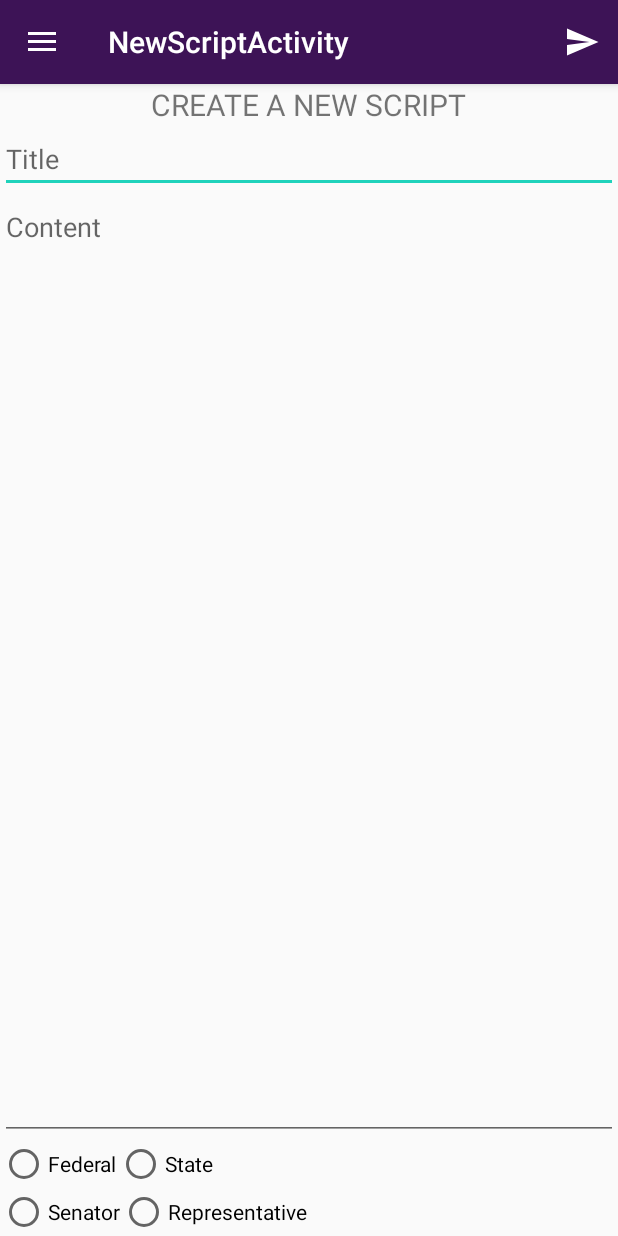
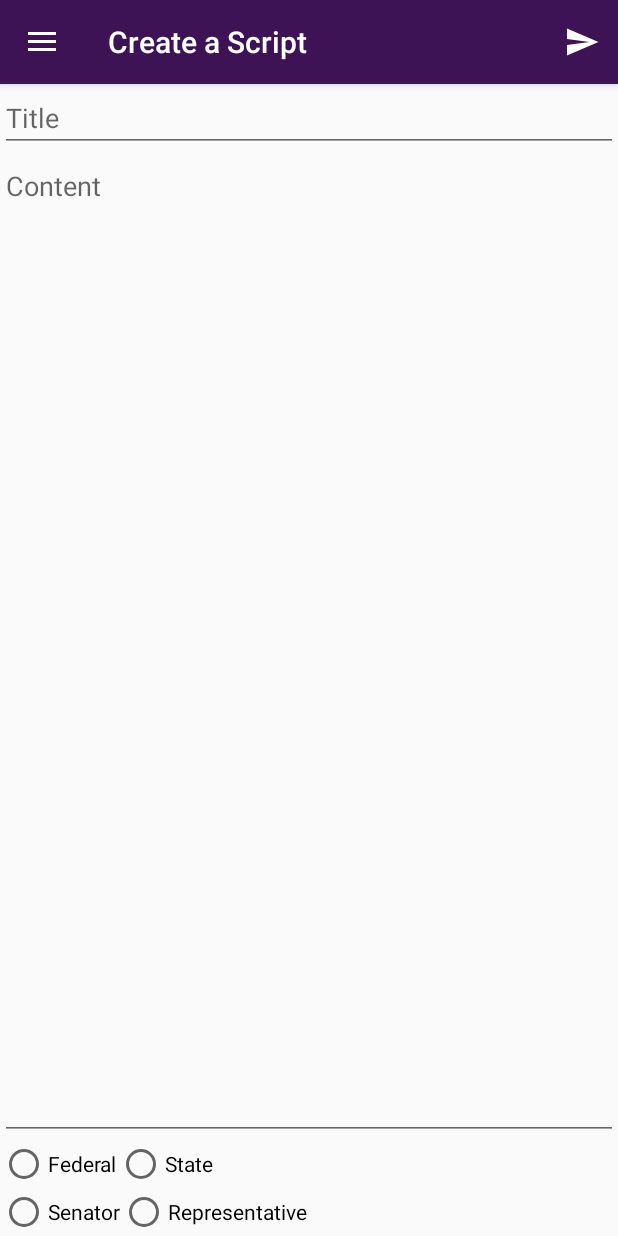
Before and after one commit to ProjectGadfly/GF-Android, an Android app: the NewScriptActivity screen opened directly, with no data from a screen before it, after a tap on "SUBMIT", on a phone screen of 412 x 824 dp. Run offline under Robolectric (Android 15) with nearby library versions, the phone set to English and light mode, and no system bars.

Commit message:
Fixes fixes

```diff
--- a/app/build.gradle
+++ b/app/build.gradle
@@ -41,5 +41,6 @@ dependencies {
     compile 'com.github.bumptech.glide:glide:3.7.0'
     compile 'com.android.support:multidex:1.0.1'
     compile 'com.seatgeek:placesautocomplete:0.2-SNAPSHOT'
+    compile 'com.github.wangjiegulu:RapidFloatingActionButton:1.0.3'
     testCompile 'junit:junit:4.12'
 }
--- a/app/src/main/AndroidManifest.xml
+++ b/app/src/main/AndroidManifest.xml
@@ -63,7 +63,8 @@
         </activity>
         <activity
             android:name=".NewScriptActivity"
-            android:label="@string/title_activity_new_script"
+            android:configChanges="keyboardHidden|orientation|screenLayout|screenSize"
+            android:label="Create a Script"
             android:theme="@style/AppTheme.NoActionBar"></activity>
     </application>
 
--- a/app/src/main/java/com/forvm/gadfly/projectgadfly/NewScriptActivity.java
+++ b/app/src/main/java/com/forvm/gadfly/projectgadfly/NewScriptActivity.java
@@ -19,8 +19,10 @@ import android.support.v7.app.AppCompatActivity;
 import android.support.v7.widget.Toolbar;
 import android.view.Menu;
 import android.view.MenuItem;
+import android.view.inputmethod.InputMethodManager;
 import android.widget.EditText;
 import android.widget.RadioButton;
+import android.widget.RadioGroup;
 import android.widget.TextView;
 import android.widget.Toast;
 
@@ -116,14 +118,6 @@ public class NewScriptActivity extends AppCompatActivity
     }
 
     @Override
-    protected void onStart() {
-        super.onStart();
-        View contentView =  getWindow().findViewById(R.id.fragment_create_script);
-
-
-    }
-
-    @Override
     public void onBackPressed() {
         DrawerLayout drawer = (DrawerLayout) findViewById(R.id.drawer_layout);
         if (drawer.isDrawerOpen(GravityCompat.START)) {
@@ -150,10 +144,41 @@ public class NewScriptActivity extends AppCompatActivity
 
         //noinspection SimplifiableIfStatement
         if (id == R.id.action_submit) {
-            postScript();
+            if (checkValidScript()) {
+                hideKeyboard();
+                postScript();
+            }
         }
 
         return super.onOptionsItemSelected(item);
+    }
+
+    public boolean checkValidScript() {
+        EditText title = (EditText) findViewById(R.id.scriptTitle);
+        final EditText content = (EditText) findViewById(R.id.scriptContent);
+        final RadioButton federal = (RadioButton) findViewById(R.id.fedButton);
+        final RadioButton senator = (RadioButton) findViewById(R.id.senatorButton);
+        final RadioButton rep = (RadioButton) findViewById(R.id.repButton);
+        final RadioButton state = (RadioButton) findViewById(R.id.stateButton);
+        boolean emptyContent = content.getText().toString().isEmpty();
+        boolean emptyTitle = title.getText().toString().isEmpty();
+//        RadioGroup fedState = (RadioGroup) findViewById(R.id.fedState);
+//        RadioGroup RepSen = (RadioGroup) findViewById(R.id.RepSen);
+        if (emptyContent || emptyTitle) {
+            if (emptyTitle) {
+                Toast.makeText(getApplicationContext(),"Enter a title",Toast.LENGTH_LONG).show();
+                return false;
+            } else if (emptyContent) {
+                Toast.makeText(getApplicationContext(),"Content cannot be empty",Toast.LENGTH_LONG).show();
+                return false;
+            }
+        }
+        return true;
+    }
+
+    private void hideKeyboard() {
+        InputMethodManager imm = (InputMethodManager) getSystemService(Context.INPUT_METHOD_SERVICE);
+        imm.hideSoftInputFromWindow(getCurrentFocus().getWindowToken(), 0);
     }
 
     @SuppressWarnings("StatementWithEmptyBody")
@@ -163,7 +188,6 @@ public class NewScriptActivity extends AppCompatActivity
         int id = item.getItemId();
         FragmentManager fragmentManager = getSupportFragmentManager();
         AboutFragment aboutFragment;
-        HomeFragment Home = new HomeFragment();
         //Handle the Home button
         if (id == R.id.homeView) {
             Intent intent = new Intent(getApplicationContext(), MainActivity.class);
--- a/app/src/main/res/layout/activity_new_script.xml
+++ b/app/src/main/res/layout/activity_new_script.xml
@@ -20,6 +20,8 @@
         android:layout_gravity="start"
         android:fitsSystemWindows="true"
         app:headerLayout="@layout/nav_header_main"
-        app:menu="@menu/activity_main_drawer" />
+        app:menu="@menu/activity_main_drawer"
+        android:clickable="true"
+        android:focusableInTouchMode="true" />
 
 </android.support.v4.widget.DrawerLayout>
--- a/app/src/main/res/layout/fragment_create_script.xml
+++ b/app/src/main/res/layout/fragment_create_script.xml
@@ -4,14 +4,16 @@
     android:layout_width="match_parent"
     android:layout_height="match_parent"
     tools:context="com.forvm.gadfly.projectgadfly.CreateScript"
-    android:id="@+id/fragment_create_script">
+    android:id="@+id/fragment_create_script"
+    android:clickable="true"
+    android:focusableInTouchMode="true" >
 
-    <TextView
-        android:layout_width="wrap_content"
-        android:layout_height="wrap_content"
-        android:text="CREATE A NEW SCRIPT"
-        android:textSize="20sp"
-        android:layout_gravity="center_horizontal"/>
+    <!--<TextView-->
+        <!--android:layout_width="wrap_content"-->
+        <!--android:layout_height="wrap_content"-->
+        <!--android:text="CREATE A NEW SCRIPT"-->
+        <!--android:textSize="22sp"-->
+        <!--android:layout_gravity="center_horizontal"/>-->
     <EditText
         android:layout_width="match_parent"
         android:layout_height="wrap_content"
@@ -28,7 +30,8 @@
     <RadioGroup
         android:layout_width="match_parent"
         android:layout_height="wrap_content"
-        android:orientation="horizontal">
+        android:orientation="horizontal"
+        android:id="@+id/fedState">
         <RadioButton
             android:layout_width="wrap_content"
             android:layout_height="wrap_content"
@@ -43,7 +46,8 @@
     <RadioGroup
         android:layout_width="match_parent"
         android:layout_height="wrap_content"
-        android:orientation="horizontal">
+        android:orientation="horizontal"
+        android:id="@+id/RepSen">
         <RadioButton
             android:layout_width="wrap_content"
             android:layout_height="wrap_content"
@@ -56,5 +60,4 @@
             android:text="Representative"/>
     </RadioGroup>
 
-
 </LinearLayout>
```
